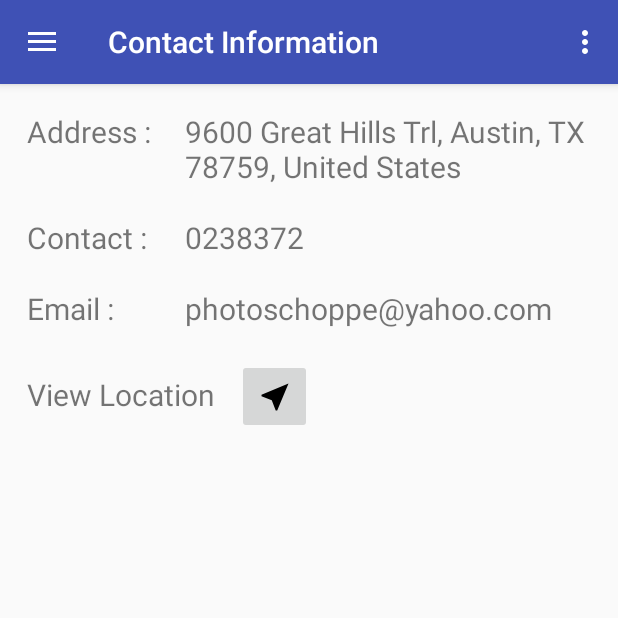
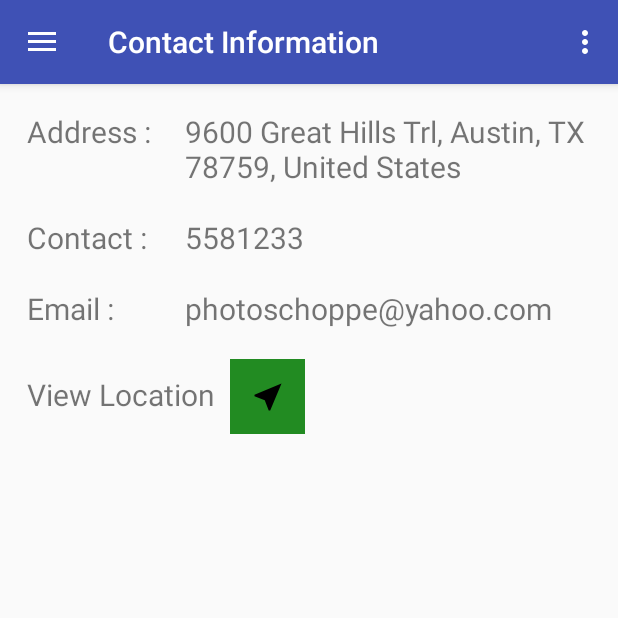
Before and after one commit to AppSecAI-TEST/ThePhotoSchoppe, an Android app: the MainActivity screen opened directly, with no data from a screen before it, in the side drawer, after a tap on "Contact Info", on a phone screen of 412 x 824 dp, the top half of it. Run offline under Robolectric (Android 15) with nearby library versions, the light colour scheme and no system bars.

Commit message:
edit strings.xml

```diff
--- a/app/src/main/res/layout/activity_login.xml
+++ b/app/src/main/res/layout/activity_login.xml
@@ -31,12 +31,12 @@
                 android:layout_height="wrap_content"
                 android:layout_margin="5dp"
                 android:id="@+id/txt_username"
-                android:hint="Username"/>
+                android:hint="@string/prompt_username"/>
             <EditText
                 android:layout_width="match_parent"
                 android:layout_height="wrap_content"
                 android:id="@+id/txt_password"
-                android:hint="Password"
+                android:hint="@string/prompt_password"
                 android:inputType="textPassword"
                 android:layout_margin="5dp"/>
 
@@ -47,7 +47,7 @@
                 android:layout_margin="5dp"
                 android:layout_gravity="end"
                 android:onClick="onClickLogin"
-                android:text="Login"/>
+                android:text="@string/action_login"/>
 
         </LinearLayout>
     </ScrollView>
--- a/app/src/main/res/layout/fragment_more.xml
+++ b/app/src/main/res/layout/fragment_more.xml
@@ -42,14 +42,14 @@
                     android:layout_height="wrap_content"
                     android:layout_margin="10dp"
                     android:textSize="20dp"
-                    android:text="Contact :"/>
+                    android:text="@string/prompt_mobile"/>
                 <TextView
                     android:layout_width="wrap_content"
                     android:layout_height="wrap_content"
                     android:layout_margin="10dp"
                     android:textSize="20dp"
                     android:id="@+id/tv_mobile"
-                    android:text="0238372"/>
+                    android:text="@string/company_contact_no"/>
             </LinearLayout>
 
             <LinearLayout
@@ -62,14 +62,14 @@
                     android:layout_height="wrap_content"
                     android:layout_margin="10dp"
                     android:textSize="20dp"
-                    android:text="Email :"/>
+                    android:text="@string/prompt_mail"/>
                 <TextView
                     android:layout_width="wrap_content"
                     android:layout_height="wrap_content"
                     android:layout_margin="10dp"
                     android:textSize="20dp"
                     android:id="@+id/tv_email"
-                    android:text="photoschoppe@yahoo.com"/>
+                    android:text="@string/company_email"/>
 
             </LinearLayout>
 
@@ -86,12 +86,13 @@
 
 
                     android:textSize="20dp"
-                    android:text="View Location " />
+                    android:text="@string/prompt_location" />
                 <ImageButton
                     android:layout_width="50dp"
                     android:layout_height="50dp"
                     android:layout_margin="10dp"
                     android:id="@+id/btn_locate"
+                    android:background="@color/colorGreen"
                     android:src="@drawable/ic_menu_locate"/>
             </LinearLayout>
 
--- a/app/src/main/res/layout/nav_header_main.xml
+++ b/app/src/main/res/layout/nav_header_main.xml
@@ -32,7 +32,7 @@
         android:layout_width="wrap_content"
         android:layout_height="wrap_content"
         android:textSize="20dp"
-        android:text="none" />
+        android:text="@string/company_email" />
 
 
 
--- a/app/src/main/res/values/colors.xml
+++ b/app/src/main/res/values/colors.xml
@@ -3,4 +3,5 @@
     <color name="colorPrimary">#3F51B5</color>
     <color name="colorPrimaryDark">#303F9F</color>
     <color name="colorAccent">#FF4081</color>
+    <color name="colorGreen">#228B22</color>
 </resources>
```
Also changed, not shown: app/src/main/res/layout/activity_sign_up.xml (+5 -5 lines), app/src/main/res/layout/app_bar_main.xml (+0 -7 lines), app/src/main/res/values/strings.xml (+23 -24 lines).
